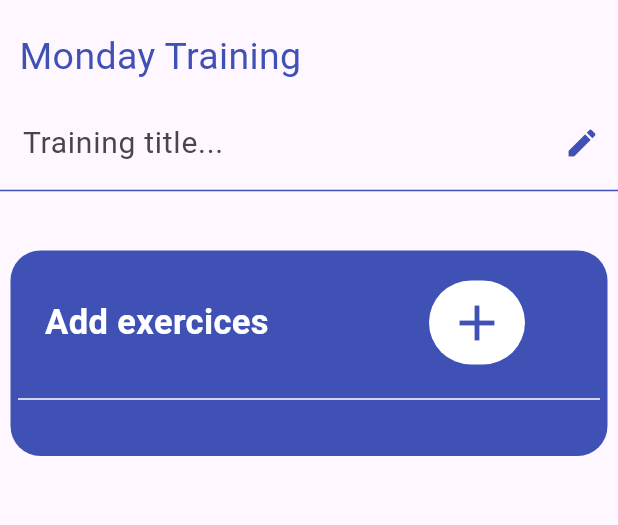
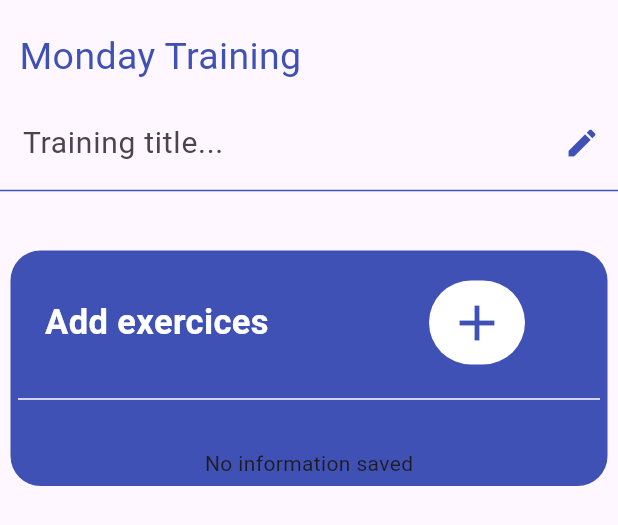
Before and after one commit to yunusdemirli/gymbuddy, a Flutter app: the MondayTraining widget shown alone on an empty page, opened directly, on a phone screen of 412 x 824 dp. Shown: the top 525 px of the screen. Run offline on Flutter 3.47's test engine with Material 3 defaults, Android fonts, the phone set to English and light mode, and no system bars; our stand-ins replace carousel_slider, font_awesome_flutter, hive, hive_flutter, shared_preferences, smooth_page_indicator; accounts and stored records are empty.

Commit message:
v0.2.2 hive storage added

```diff
--- a/lib/main.dart
+++ b/lib/main.dart
@@ -4,8 +4,12 @@ import 'package:gymbuddy_github/homepage/homepage.dart';
 //  this flutter project use 2 kind of local data storage :
 //  - hive storage => for complex data storage like exercices
 //  - sharedpreferences storage => for simple data storage like week days titles
+import 'package:hive/hive.dart';
+import 'package:hive_flutter/hive_flutter.dart';
 
-void main() {
+void main() async {
+  await Hive.initFlutter();
+  await Hive.openBox('myBox');
   //initialise Hive data storage system for complex data
   runApp(const MainApp());
 }
--- a/lib/workoutpage/1monday.dart
+++ b/lib/workoutpage/1monday.dart
@@ -1,6 +1,7 @@
 import 'package:flutter/material.dart';
 import 'package:gymbuddy_github/_widgets/week_days_title.dart';
 import 'package:gymbuddy_github/workoutpage/choose_your_exercice.dart';
+import 'package:hive/hive.dart';
 
 class MondayTraining extends StatefulWidget {
   const MondayTraining({super.key});
@@ -14,6 +15,21 @@ class _MondayTrainingState extends State<MondayTraining> {
   final String _title1 = '';
   final String _dataBaseTitle1 = 'title1';
   final String _weekDayTraining1 = 'Monday';
+
+  String _displayedInfo = '';
+
+  @override
+  void initState() {
+    super.initState();
+    _loadInfo();
+  }
+
+  Future<void> _loadInfo() async {
+    var box = Hive.box('myBox');
+    setState(() {
+      _displayedInfo = box.get('savedInfo', defaultValue: 'No information saved');
+    });
+  }
 
   @override
   Widget build(BuildContext context) {
@@ -65,6 +81,8 @@ class _MondayTrainingState extends State<MondayTraining> {
                 ),
 
                 const SizedBox(height: 25,),
+
+                Text(_displayedInfo),
               ],
             ),
           ),
--- a/pubspec.yaml
+++ b/pubspec.yaml
@@ -11,6 +11,8 @@ dependencies:
   flutter:
     sdk: flutter
   font_awesome_flutter: ^10.7.0
+  hive: ^2.2.3
+  hive_flutter: ^1.1.0
   shared_preferences: ^2.3.2
   smooth_page_indicator: ^1.2.0+3
 
```
Also changed, not shown: lib/exerciceslist/pectorals_exercices_list/1bardell_bench_press.dart (+10 -1 lines), pubspec.lock, 1 other file.
